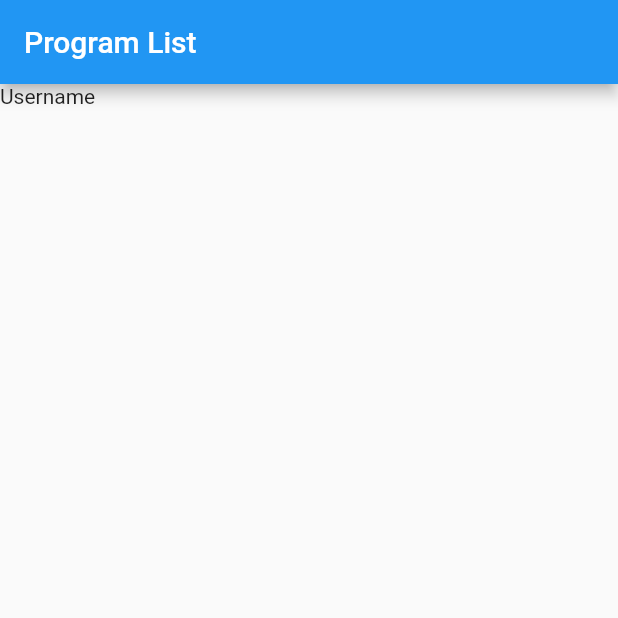
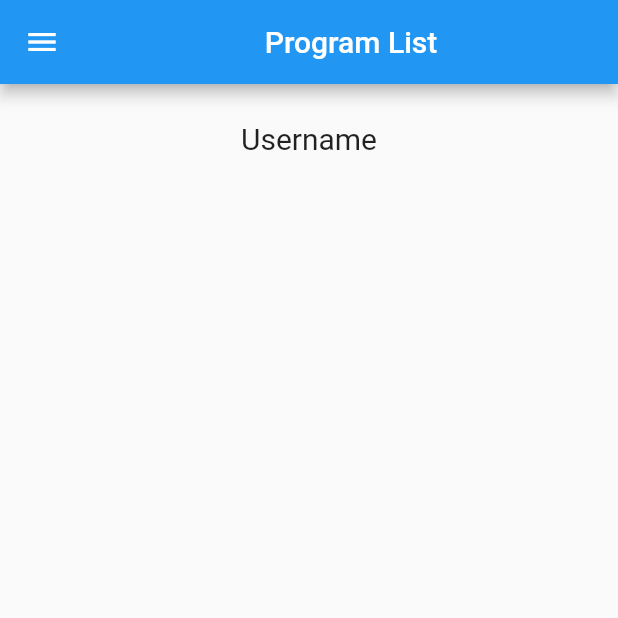
Before and after one commit to aditi1409-singh/flutter_dart_basics, a Flutter app: the screen it shows after launch, on a phone screen of 412 x 824 dp, the top half of it. Run offline on Flutter 3.47's test engine with Material 2 defaults, Android fonts, the phone set to English and light mode, and no system bars.

Commit message:
Username Screen Done

```diff
--- a/lib/homeScreen.dart
+++ b/lib/homeScreen.dart
@@ -8,13 +8,32 @@ class HomeScreen extends StatelessWidget {
   @override
   Widget build(BuildContext context) {
     return Scaffold(
+      drawer:  Drawer(
+        child: Padding(
+          padding: const EdgeInsets.all(60.0),
+          child: Text('FUCK YOU'),
+        ),
+      ),
       appBar: AppBar(
-        title: Text('Program List'),
+        title: Center(
+            child: Text('Program List')
+        ),
+
       ),
       body: Column(
         children: [
           InkWell(
-            child: Text('Username'),
+            child: Padding(
+              padding: const EdgeInsets.all(25.0),
+              child: Center(
+                  child: Text(
+                      'Username',
+                    style: TextStyle(
+                      fontSize: 20,
+                    ),
+                  ),
+              ),
+            ),
             onTap: () {
               Navigator.of(context).push(MaterialPageRoute(builder: (context) => UserName()));
             },
```
Also changed, not shown: lib/programs/userName.dart (+29 -1 lines).
